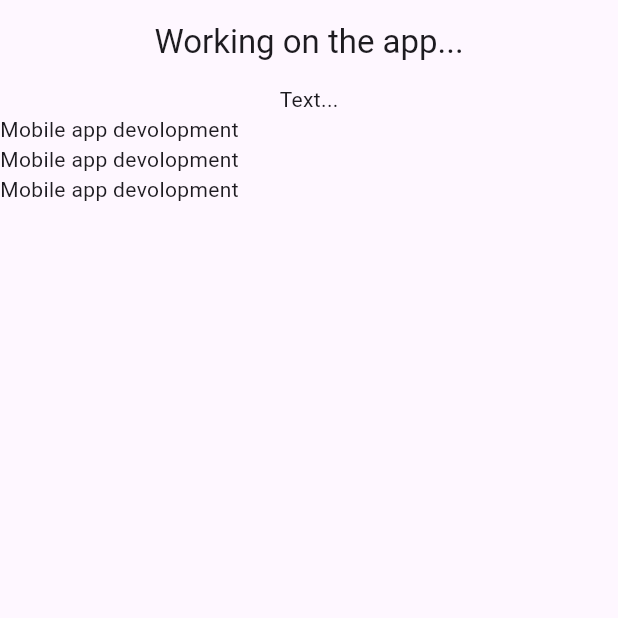
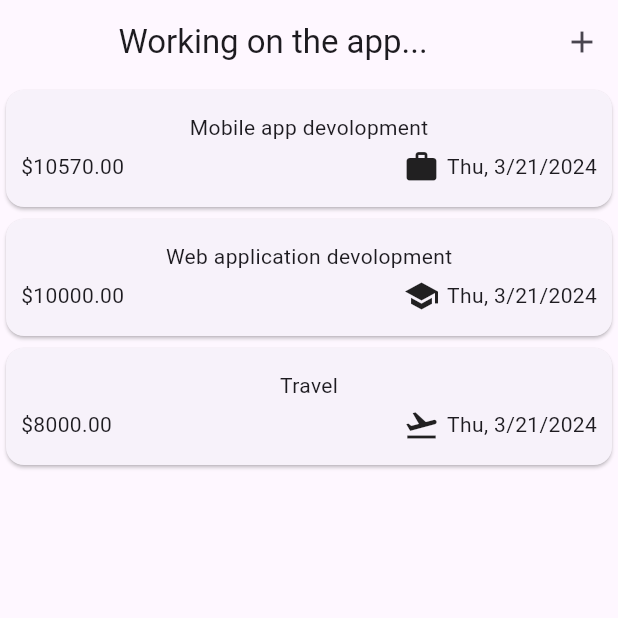
Before and after one commit to Abdelrahman2335/expenses, a Flutter app: the screen it shows after launch, on a phone screen of 412 x 824 dp, the top half of it. Run offline on Flutter 3.47's test engine with Material 3 defaults, Android fonts, the phone set to English and light mode, and no system bars; missing offline and left inert: dart:js_interop.

Commit message:
Commit expenses app

```diff
--- a/lib/expenses.dart
+++ b/lib/expenses.dart
@@ -1,3 +1,6 @@
+import 'dart:js_interop';
+
+import 'package:expenses/bottom_sheet.dart';
 import 'package:expenses/expenses_List/expenses_List.dart';
 import 'package:expenses/model/expense.dart';
 import 'package:flutter/material.dart';
@@ -12,21 +15,21 @@ class Expenses extends StatefulWidget {
 class _ExpensesState extends State<Expenses> {
   final List<Expense> _registeredExpenses = [
     Expense(
-      category: Category.education,
+      category: Category.work,
       title: "Mobile app devolopment",
-      amount: 15000,
+      amount: 10570,
       date: DateTime.now(),
     ),
     Expense(
       category: Category.education,
-      title: "Mobile app devolopment",
-      amount: 15000,
+      title: "Web application devolopment",
+      amount: 10000,
       date: DateTime.now(),
     ),
     Expense(
-      category: Category.education,
-      title: "Mobile app devolopment",
-      amount: 15000,
+      category: Category.travel,
+      title: "Travel",
+      amount: 8000,
       date: DateTime.now(),
     ),
   ];
@@ -35,14 +38,22 @@ class _ExpensesState extends State<Expenses> {
     return Scaffold(
       appBar: AppBar(
         title: const Center(child: Text("Working on the app...")),
+        actions: [
+          IconButton(
+              onPressed: () {
+                showModalBottomSheet(
+                    context: context,
+                    builder: (x) =>   AddExpense()
+                      );
+              },
+              icon: const Icon(Icons.add))
+        ],
       ),
       body: Center(
         child: Column(
           mainAxisAlignment: MainAxisAlignment.center,
           children: [
-            const Text("Text..."),
-            Expanded(
-                child: ExpensesList(expenses: _registeredExpenses))
+            Expanded(child: ExpensesList(expenses: _registeredExpenses))
           ],
         ),
       ),
--- a/lib/expenses_List/expenses_List.dart
+++ b/lib/expenses_List/expenses_List.dart
@@ -1,3 +1,4 @@
+import 'package:expenses/expenses_List/expenses_item.dart';
 import 'package:expenses/model/expense.dart';
 import 'package:flutter/material.dart';
 
@@ -13,7 +14,7 @@ class ExpensesList extends StatelessWidget {
   Widget build(BuildContext context) {
     return ListView.builder(
       itemCount: expenses.length,
-      itemBuilder: (context, i) => Text("${expenses[i].title}"),
+      itemBuilder: (context, i) => ExpensesItem(expense: expenses[i]),
 
       /// when you are using LisView you have to use map and it's render part of the screen then if you scrolled down it render the next part and so on...
       /// so that's not the best choice sometime,
--- a/lib/expenses_List/expenses_item.dart
+++ b/lib/expenses_List/expenses_item.dart
@@ -1,3 +1,4 @@
+import 'package:expenses/expenses.dart';
 import 'package:expenses/model/expense.dart';
 import 'package:flutter/material.dart';
 
@@ -8,6 +9,36 @@ class ExpensesItem extends StatelessWidget {
 
   @override
   Widget build(BuildContext context) {
-    return const Placeholder();
+    return Card(
+        child: Padding(
+      padding: const EdgeInsets.symmetric(horizontal: 10, vertical: 15),
+      child: Column(
+        children: [
+          Text(expense.title),
+          const SizedBox(
+            height: 4,
+          ),
+          Row(
+            children: [
+              Text(
+                  "\$${expense.amount.toStringAsFixed(2)}" // this will show just 2 numbers after (.)
+                  ),
+              const Spacer(),
+              Row(
+                children: [
+                  Icon(categoryIcons[expense.category]?.icon),
+                  const SizedBox(
+                    width: 5,
+                  ),
+                  Text(
+                    expense.formatedDate,
+                  ),
+                ],
+              )
+            ],
+          )
+        ],
+      ),
+    ));
   }
 }
--- a/lib/main.dart
+++ b/lib/main.dart
@@ -13,6 +13,7 @@ class MyApp extends StatelessWidget {
   @override
   Widget build(BuildContext context) {
     return MaterialApp(
+      debugShowCheckedModeBanner: false,
       theme: ThemeData(
         useMaterial3: true
       ),
--- a/lib/model/expense.dart
+++ b/lib/model/expense.dart
@@ -1,16 +1,35 @@
+import 'package:flutter/material.dart';
+import 'package:intl/intl.dart';
 import 'package:uuid/uuid.dart';
 
 const uuid = Uuid();
+final dateFormat = DateFormat.yMEd();
 
 enum Category {food, travel, leisure, work, healthcare, education}
 
+const categoryIcons = {
+  Category.food: Icon(Icons.food_bank),
+  Category.travel: Icon(Icons.flight_takeoff),
+  Category.work: Icon(Icons.work),
+  Category.leisure: Icon(Icons.movie),
+  Category.healthcare: Icon(Icons.health_and_safety),
+  Category.education: Icon(Icons.school),
+
+};
+
 class Expense {
-  final String? id;
-  final String? title;
-  final double? amount;
-  final DateTime? date;
-  final Category? category;
-  Expense(
+  final String id;
+  final String title;
+  final double amount;
+  final DateTime date;
+  final Category category;
+
+  String get formatedDate {
+    /// this Function take the date from (date) and format it using the opject dateFormat to be year:month:day
+    return dateFormat.format(date);
+  }
+
+  Expense (
       {
       required this.category,
       required this.title,
@@ -18,5 +37,3 @@ class Expense {
       required this.date
       }): id = uuid.v4();
 }
-
-var v1 = Expense(category: Category.education, title: "Mobile app devolopment", amount: 15000, date: DateTime.now(),);
--- a/pubspec.yaml
+++ b/pubspec.yaml
@@ -36,6 +36,7 @@ dependencies:
   # Use with the CupertinoIcons class for iOS style icons.
   cupertino_icons: ^1.0.6
   uuid: ^4.3.3
+  intl: ^0.19.0
 
 dev_dependencies:
   flutter_test:
```
Also changed, not shown: lib/bottom_sheet.dart (added, +62 -0 lines), pubspec.lock.
